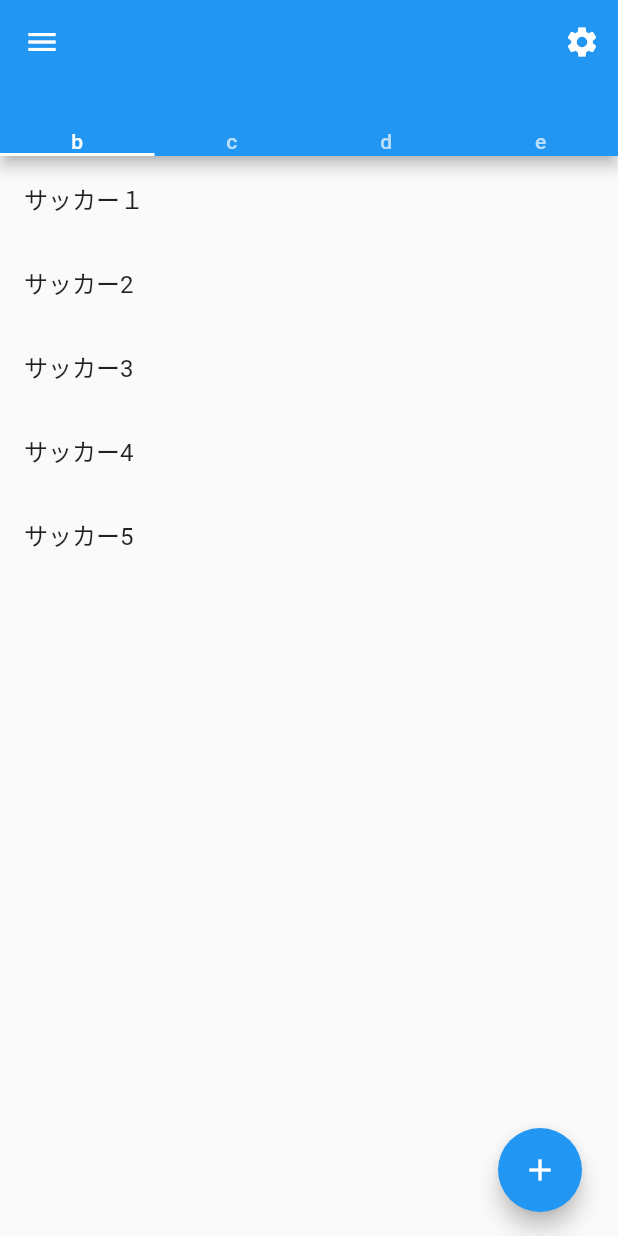
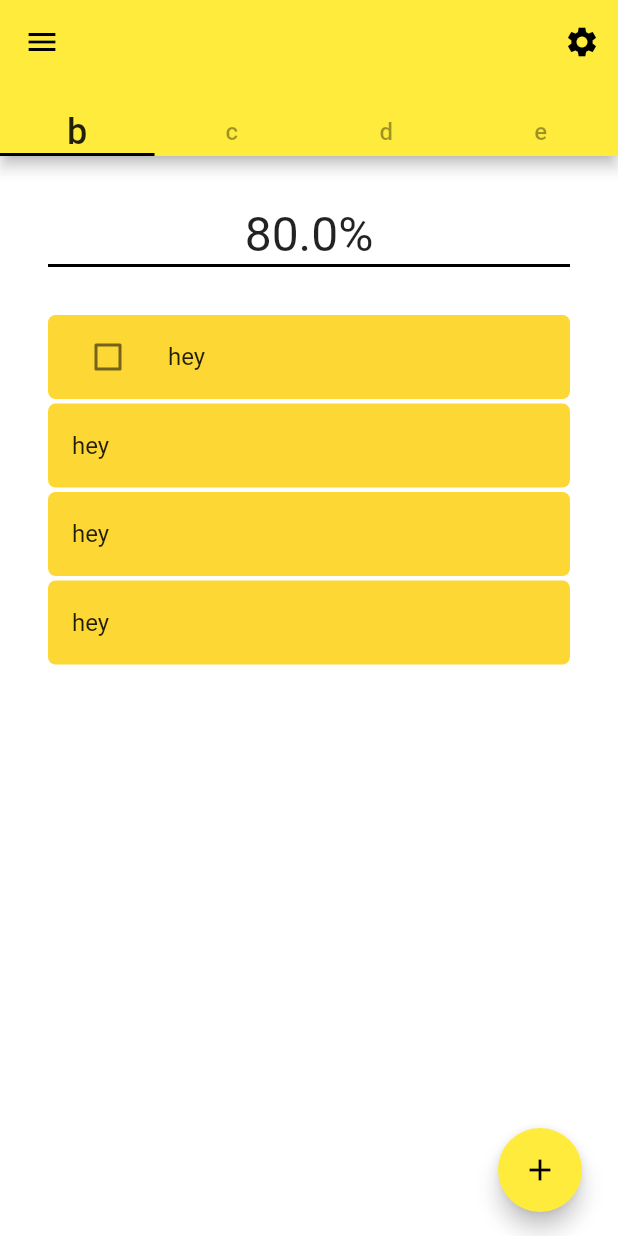
Before and after one commit to Hikaru1656/gddapp, a Flutter app: the screen it shows after launch, on a phone screen of 412 x 824 dp. Run offline on Flutter 3.47's test engine with Material 2 defaults, Android fonts, the phone set to English and light mode, and no system bars; our stand-ins replace cloud_firestore, firebase_core, freezed_annotation, hooks_riverpod; accounts and stored records are empty.

Commit message:
UI editted

```diff
--- a/lib/main.dart
+++ b/lib/main.dart
@@ -12,11 +12,14 @@ Future<void> main() async{
 class MyApp extends StatelessWidget {
   // This widget is the root of your application.
   @override
+  final _primaryColor = <int, Color>{900: Colors.yellow.shade600};
+
   Widget build(BuildContext context) {
     return MaterialApp(
       title: 'Flutter Demo',
       theme: ThemeData(
-        primarySwatch: Colors.blue,
+        scaffoldBackgroundColor: Colors.white.withOpacity(0.9),
+        primarySwatch: Colors.yellow,
       ),
       home: MainPage(),
     );
--- a/lib/views/main_page.dart
+++ b/lib/views/main_page.dart
@@ -1,3 +1,4 @@
+import 'package:flutter/cupertino.dart';
 import 'package:flutter/material.dart';
 
 class MainPage extends StatefulWidget {
@@ -7,10 +8,89 @@ class MainPage extends StatefulWidget {
   _MainPageState createState() => _MainPageState();
 }
 
+
+
+
 class _MainPageState extends State<MainPage> {
+  bool _flag = false;
+  double _percent = 80;
+  void _handleCheckbox(bool? e) {
+    setState(() {
+      _flag = e!;
+    });
+  }
+
+  Widget TaskList() {
+    return Padding(
+      padding: const EdgeInsets.all(32.0),
+      child: Center(
+        child: ListView(
+          children: [
+            SizedBox(
+              child: Center(child: Text('$_percent%', style: TextStyle(fontSize: 32),)),
+              height: 40,
+              width: 300,
+            ),
+
+            Padding(
+              padding: const EdgeInsets.only(bottom: 32, top: 0),
+              child: Container(
+                height: 2,
+                width: 400,
+                color: Colors.black,
+              ),
+            ),
+            ListTile(
+              shape: RoundedRectangleBorder(
+                borderRadius: BorderRadius.circular(5),
+              ),
+              tileColor: Colors.yellow.shade600,
+              leading: Checkbox(
+                value: _flag,
+                onChanged: _handleCheckbox,
+              ),
+              title: Text('hey'),
+            ),
+            Padding(
+              padding: const EdgeInsets.only(top: 3),
+              child: ListTile(
+                shape: RoundedRectangleBorder(
+                  borderRadius: BorderRadius.circular(5),
+                ),
+                tileColor: Colors.yellow.shade600,
+                title: Text('hey'),
+              ),
+            ),
+            Padding(
+              padding: const EdgeInsets.only(top: 3),
+              child: ListTile(
+                shape: RoundedRectangleBorder(
+                  borderRadius: BorderRadius.circular(5),
+                ),
+                tileColor: Colors.yellow.shade600,
+                title: Text('hey'),
+              ),
+            ),
+            Padding(
+              padding: const EdgeInsets.only(top: 3),
+              child: ListTile(
+                shape: RoundedRectangleBorder(
+                  borderRadius: BorderRadius.circular(5),
+                ),
+                tileColor: Colors.yellow.shade600,
+                title: Text('hey'),
+              ),
+            ),
+          ],
+        ),
+      ),
+    );
+  }
+
   @override
   Widget build(BuildContext context) {
-    return DefaultTabController(
+    return SafeArea(
+      child: DefaultTabController(
         initialIndex: 0,
         length: 4,
         child: Scaffold(
@@ -26,6 +106,9 @@ class _MainPageState extends State<MainPage> {
               ),
             ],
             bottom: TabBar(
+              indicatorColor: Colors.black,
+              labelStyle: TextStyle(fontSize: 24),
+              unselectedLabelStyle: TextStyle(fontSize: 16, color: Colors.black38),
               //isScrollable: true,
               tabs: [
                 Text('b'),
@@ -38,58 +121,10 @@ class _MainPageState extends State<MainPage> {
           drawer: Drawer(),
           body: TabBarView(
             children: <Widget>[
-            /*Center(
-              child: Column(
-                children: [
-                  ListView(
-                    children: [
-                      ListTile(
-                        title: Text('野球１'),
-                      ),
-                      ListTile(
-                        title: Text('野球2'),
-                      ),
-                      ListTile(
-                        title: Text('野球3'),
-                      ),
-                      ListTile(
-                        title: Text('野球4'),
-                      ),
-                    ],
-                  ),
-                ],
-              ),
-            ),*/
-            Center(
-              child: ListView(
-                children: [
-                  ListTile(
-                    title: Text('サッカー１'),
-                  ),
-                  ListTile(
-                    title: Text('サッカー2'),
-                  ),
-                  ListTile(
-                    title: Text('サッカー3'),
-                  ),ListTile(
-                    title: Text('サッカー4'),
-                  ),
-                  ListTile(
-                    title: Text('サッカー5'),
-                  ),
-
-                ],
-              ),
-            ),
-            Center(
-              child: Text('テニス', style: TextStyle(fontSize: 32.0)),
-            ),
-            Center(
-              child: Text('バスケ', style: TextStyle(fontSize: 32.0)),
-            ),
-            Center(
-              child: Text('剣道', style: TextStyle(fontSize: 32.0)),
-            ),
+              TaskList(),
+              TaskList(),
+              TaskList(),
+              TaskList(),
             ],
           ),
           floatingActionButtonLocation: FloatingActionButtonLocation.endDocked,
@@ -97,12 +132,12 @@ class _MainPageState extends State<MainPage> {
             padding: const EdgeInsets.symmetric(horizontal: 8, vertical: 16),
             child: FloatingActionButton(
               onPressed: () {
-              showBottomSheet(
+                showModalBottomSheet(
                     context: context,
                     builder: (BuildContext context) {
                       return Container(
                         child: Text('sample'),
-                      height: 300,
+                        height: 600,
                         alignment: Alignment.center,
                         width: double.infinity,
                       );
@@ -113,6 +148,7 @@ class _MainPageState extends State<MainPage> {
             ),
           ),
         ),
+      ),
     );
   }
 }
```
Lines whose indentation alone changed are shown as unchanged.
